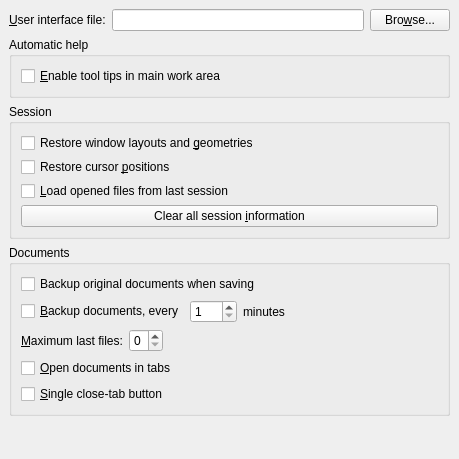
Old version of the form src/frontends/qt4/ui/PrefUi.ui in the repository rpavlik/lyx-lucid-backport.
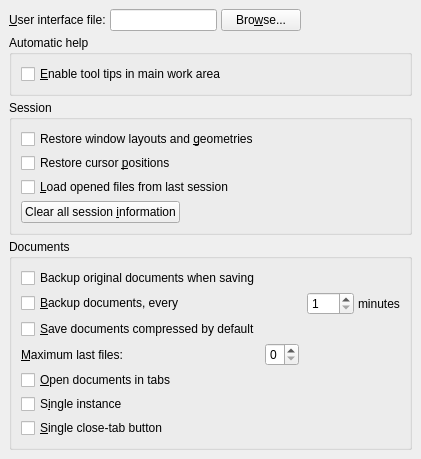
New version of the form.

What changed in the file:
```diff
--- a/src/frontends/qt4/ui/PrefUi.ui
+++ b/src/frontends/qt4/ui/PrefUi.ui
@@ -1,18 +1,16 @@
 <ui version="4.0" >
  <class>PrefUi</class>
- <widget class="QWidget" name="PrefUi" >
-  <property name="geometry" >
+ <widget class="QWidget" name="PrefUi">
+  <property name="geometry">
    <rect>
     <x>0</x>
     <y>0</y>
-    <width>459</width>
-    <height>459</height>
+    <width>413</width>
+    <height>408</height>
    </rect>
   </property>
-  <property name="sizePolicy" >
-   <sizepolicy>
-    <hsizetype>0</hsizetype>
-    <vsizetype>0</vsizetype>
+  <property name="sizePolicy">
+   <sizepolicy hsizetype="Fixed" vsizetype="Fixed">
     <horstretch>0</horstretch>
     <verstretch>0</verstretch>
    </sizepolicy>
@@ -20,150 +18,156 @@
   <property name="windowTitle" >
    <string/>
   </property>
-  <layout class="QGridLayout" >
-   <property name="margin" >
-    <number>9</number>
-   </property>
-   <property name="spacing" >
-    <number>6</number>
-   </property>
-   <item row="2" column="0" colspan="3" >
-    <widget class="QGroupBox" name="GeometryGB" >
-     <property name="title" >
+  <layout class="QGridLayout" name="gridLayout_3">
+   <item row="0" column="0">
+    <widget class="QLabel" name="uiFileLA">
+     <property name="text">
+      <string>&amp;User interface file:</string>
+     </property>
+     <property name="buddy">
+      <cstring>uiFileED</cstring>
+     </property>
+    </widget>
+   </item>
+   <item row="0" column="1">
+    <widget class="QLineEdit" name="uiFileED"/>
+   </item>
+   <item row="0" column="2">
+    <widget class="QPushButton" name="uiFilePB">
+     <property name="text">
+      <string>Bro&amp;wse...</string>
+     </property>
+    </widget>
+   </item>
+   <item row="0" column="3">
+    <spacer name="horizontalSpacer_2">
+     <property name="orientation">
+      <enum>Qt::Horizontal</enum>
+     </property>
+     <property name="sizeHint" stdset="0">
+      <size>
+       <width>77</width>
+       <height>20</height>
+      </size>
+     </property>
+    </spacer>
+   </item>
+   <item row="1" column="0" colspan="4">
+    <widget class="QGroupBox" name="pixmapCacheGB_2">
+     <property name="title">
+      <string>Automatic help</string>
+     </property>
+     <property name="alignment">
+      <set>Qt::AlignLeading|Qt::AlignLeft|Qt::AlignTop</set>
+     </property>
+     <property name="flat">
+      <bool>true</bool>
+     </property>
+     <layout class="QGridLayout">
+      <property name="margin">
+       <number>9</number>
+      </property>
+      <property name="spacing">
+       <number>4</number>
+      </property>
+      <item row="0" column="0">
+       <widget class="QCheckBox" name="tooltipCB">
+        <property name="toolTip">
+         <string>Checking this allow the automatic display of helpful comments for insets in the main work area of an edited document</string>
+        </property>
+        <property name="text">
+         <string>&amp;Enable tool tips in main work area</string>
+        </property>
+       </widget>
+      </item>
+     </layout>
+    </widget>
+   </item>
+   <item row="2" column="0" colspan="4">
+    <widget class="QGroupBox" name="GeometryGB">
+     <property name="title">
       <string>Session</string>
      </property>
      <property name="flat" >
       <bool>true</bool>
      </property>
-     <layout class="QGridLayout" >
-      <property name="margin" >
-       <number>9</number>
-      </property>
-      <property name="spacing" >
-       <number>4</number>
-      </property>
-      <item row="0" column="0" >
-       <widget class="QCheckBox" name="allowGeometrySessionCB" >
-        <property name="enabled" >
+     <layout class="QGridLayout" name="gridLayout_4">
+      <item row="0" column="0" colspan="2">
+       <widget class="QCheckBox" name="allowGeometrySessionCB">
+        <property name="enabled">
          <bool>true</bool>
         </property>
-        <property name="text" >
+        <property name="text">
          <string>Restore window layouts and &amp;geometries</string>
         </property>
        </widget>
       </item>
-      <item row="1" column="0" >
-       <widget class="QCheckBox" name="restoreCursorCB" >
-        <property name="toolTip" >
+      <item row="1" column="0">
+       <widget class="QCheckBox" name="restoreCursorCB">
+        <property name="toolTip">
          <string>Restore to the cursor position when the file was last closed</string>
         </property>
-        <property name="text" >
+        <property name="text">
          <string>Restore cursor &amp;positions</string>
         </property>
        </widget>
       </item>
-      <item row="2" column="0" >
-       <widget class="QCheckBox" name="loadSessionCB" >
-        <property name="text" >
+      <item row="2" column="0" colspan="2">
+       <widget class="QCheckBox" name="loadSessionCB">
+        <property name="text">
          <string>&amp;Load opened files from last session</string>
         </property>
        </widget>
       </item>
-      <item row="3" column="0" >
-       <widget class="QPushButton" name="clearSessionPB" >
-        <property name="text" >
+      <item row="3" column="0">
+       <widget class="QPushButton" name="clearSessionPB">
+        <property name="text">
          <string>Clear all session &amp;information</string>
         </property>
        </widget>
       </item>
+      <item row="3" column="1">
+       <spacer name="horizontalSpacer">
+        <property name="orientation">
+         <enum>Qt::Horizontal</enum>
+        </property>
+        <property name="sizeHint" stdset="0">
+         <size>
+          <width>225</width>
+          <height>20</height>
+         </size>
+        </property>
+       </spacer>
+      </item>
      </layout>
     </widget>
    </item>
-   <item row="3" column="0" colspan="3" >
-    <widget class="QGroupBox" name="documentsGB" >
-     <property name="title" >
+   <item row="3" column="0" colspan="4">
+    <widget class="QGroupBox" name="documentsGB">
+     <property name="title">
       <string>Documents</string>
      </property>
      <property name="flat" >
       <bool>true</bool>
      </property>
-     <layout class="QGridLayout" >
-      <property name="margin" >
-       <number>9</number>
-      </property>
-      <property name="spacing" >
-       <number>6</number>
-      </property>
-      <item row="2" column="0" colspan="4" >
-       <layout class="QHBoxLayout" >
-        <property name="spacing" >
-         <number>6</number>
+     <layout class="QGridLayout" name="gridLayout_2">
+      <item row="0" column="0" colspan="5">
+       <widget class="QCheckBox" name="backupCB">
+        <property name="text">
+         <string>Backup original documents when saving</string>
         </property>
-        <property name="margin" >
-         <number>0</number>
-        </property>
-        <item>
-         <widget class="QLabel" name="lastfilesLA" >
-          <property name="text" >
-           <string>&amp;Maximum last files:</string>
-          </property>
-          <property name="buddy" >
-           <cstring>lastfilesSB</cstring>
-          </property>
-         </widget>
-        </item>
-        <item>
-         <widget class="QSpinBox" name="lastfilesSB" >
-          <property name="maximum" >
-           <number>9</number>
-          </property>
-         </widget>
-        </item>
-        <item>
-         <spacer>
-          <property name="orientation" >
-           <enum>Qt::Horizontal</enum>
-          </property>
-          <property name="sizeHint" stdset="0" >
-           <size>
-            <width>40</width>
-            <height>20</height>
-           </size>
-          </property>
-         </spacer>
-        </item>
-       </layout>
+       </widget>
       </item>
-      <item row="0" column="0" colspan="4">
-      <widget class="QCheckBox" name="backupCB">
-      <property name="text">
-      <string>Backup original documents when saving</string>
-      </property>
-      </widget>
-      </item>
-      <item row="1" column="3" >
-       <spacer>
-        <property name="orientation" >
-         <enum>Qt::Horizontal</enum>
+      <item row="1" column="0" colspan="3">
+       <widget class="QCheckBox" name="autoSaveCB">
+        <property name="text">
+         <string>&amp;Backup documents, every</string>
         </property>
-        <property name="sizeHint" stdset="0" >
-         <size>
-          <width>61</width>
-          <height>21</height>
-         </size>
-        </property>
-       </spacer>
-      </item>
-      <item row="1" column="2" >
-       <widget class="QLabel" name="TextLabel1" >
-        <property name="text" >
-         <string>minutes</string>
-        </property>
        </widget>
       </item>
-      <item row="1" column="1" >
-       <widget class="QSpinBox" name="autoSaveSB" >
-        <property name="minimum" >
+      <item row="1" column="3">
+       <widget class="QSpinBox" name="autoSaveSB">
+        <property name="minimum">
          <number>1</number>
         </property>
         <property name="maximum" >
@@ -171,26 +175,86 @@
         </property>
        </widget>
       </item>
-      <item row="1" column="0" >
-       <widget class="QCheckBox" name="autoSaveCB" >
-        <property name="text" >
-         <string>&amp;Backup documents, every</string>
+      <item row="1" column="4">
+       <widget class="QLabel" name="TextLabel1">
+        <property name="text">
+         <string>minutes</string>
         </property>
        </widget>
       </item>
-      <item row="3" column="0" colspan="4" >
-       <widget class="QCheckBox" name="openDocumentsInTabsCB" >
-        <property name="text" >
+      <item row="1" column="5">
+       <spacer>
+        <property name="orientation">
+         <enum>Qt::Horizontal</enum>
+        </property>
+        <property name="sizeHint" stdset="0">
+         <size>
+          <width>61</width>
+          <height>21</height>
+         </size>
+        </property>
+       </spacer>
+      </item>
+      <item row="2" column="0">
+       <widget class="QCheckBox" name="saveCompressedCB">
+        <property name="text">
+         <string>&amp;Save documents compressed by default</string>
+        </property>
+       </widget>
+      </item>
+      <item row="3" column="0">
+       <widget class="QLabel" name="lastfilesLA">
+        <property name="text">
+         <string>&amp;Maximum last files:</string>
+        </property>
+        <property name="buddy">
+         <cstring>lastfilesSB</cstring>
+        </property>
+       </widget>
+      </item>
+      <item row="3" column="1">
+       <widget class="QSpinBox" name="lastfilesSB">
+        <property name="maximum">
+         <number>9</number>
+        </property>
+       </widget>
+      </item>
+      <item row="3" column="2" colspan="2">
+       <spacer>
+        <property name="orientation">
+         <enum>Qt::Horizontal</enum>
+        </property>
+        <property name="sizeHint" stdset="0">
+         <size>
+          <width>48</width>
+          <height>20</height>
+         </size>
+        </property>
+       </spacer>
+      </item>
+      <item row="4" column="0" colspan="2">
+       <widget class="QCheckBox" name="openDocumentsInTabsCB">
+        <property name="text">
          <string>&amp;Open documents in tabs</string>
         </property>
        </widget>
       </item>
-      <item row="5" column="0" >
-       <widget class="QCheckBox" name="singleCloseTabButtonCB" >
-        <property name="toolTip" >
+      <item row="5" column="0" colspan="2">
+       <widget class="QCheckBox" name="singleInstanceCB">
+        <property name="toolTip">
+         <string>Whether to open documents in an already running instance of LyX.&#x0a;(Set the LyXServer pipe path and restart LyX to enable this feature)</string>
+        </property>
+        <property name="text">
+         <string>S&amp;ingle instance</string>
+        </property>
+       </widget>
+      </item>
+      <item row="6" column="0" colspan="2">
+       <widget class="QCheckBox" name="singleCloseTabButtonCB">
+        <property name="toolTip">
          <string>Whether to place close button on each tab or only one in the top left.</string>
         </property>
-        <property name="text" >
+        <property name="text">
          <string>&amp;Single close-tab button</string>
         </property>
        </widget>
@@ -198,7 +262,7 @@
      </layout>
     </widget>
    </item>
-   <item row="6" column="0" colspan="3" >
+   <item row="4" column="0" colspan="4">
     <spacer>
      <property name="orientation" >
       <enum>Qt::Vertical</enum>
@@ -211,60 +275,9 @@
      </property>
     </spacer>
    </item>
-   <item row="1" column="0" colspan="3" >
-    <widget class="QGroupBox" name="pixmapCacheGB_2" >
-     <property name="title" >
-      <string>Automatic help</string>
-     </property>
-     <property name="alignment" >
-      <set>Qt::AlignLeading|Qt::AlignLeft|Qt::AlignTop</set>
-     </property>
-     <property name="flat" >
-      <bool>true</bool>
-     </property>
-     <layout class="QGridLayout" >
-      <property name="margin" >
-       <number>9</number>
-      </property>
-      <property name="spacing" >
-       <number>4</number>
-      </property>
-      <item row="0" column="0" >
-       <widget class="QCheckBox" name="tooltipCB" >
-        <property name="toolTip" >
-         <string>Checking this allow the automatic display of helpful comments for insets in the main work area of an edited document</string>
-        </property>
-        <property name="text" >
-         <string>&amp;Enable tool tips in main work area</string>
-        </property>
-       </widget>
-      </item>
-     </layout>
-    </widget>
-   </item>
-   <item row="0" column="2" >
-    <widget class="QPushButton" name="uiFilePB" >
-     <property name="text" >
-      <string>Bro&amp;wse...</string>
-     </property>
-    </widget>
-   </item>
-   <item row="0" column="1" >
-    <widget class="QLineEdit" name="uiFileED" />
-   </item>
-   <item row="0" column="0" >
-    <widget class="QLabel" name="uiFileLA" >
-     <property name="text" >
-      <string>&amp;User interface file:</string>
-     </property>
-     <property name="buddy" >
-      <cstring>uiFileED</cstring>
-     </property>
-    </widget>
-   </item>
   </layout>
  </widget>
- <layoutdefault spacing="4" margin="9" />
+ <layoutdefault spacing="4" margin="9"/>
  <tabstops>
   <tabstop>uiFileED</tabstop>
   <tabstop>uiFilePB</tabstop>
```
Left out of the diff: 16 changed lines with no effect on the pictures.
